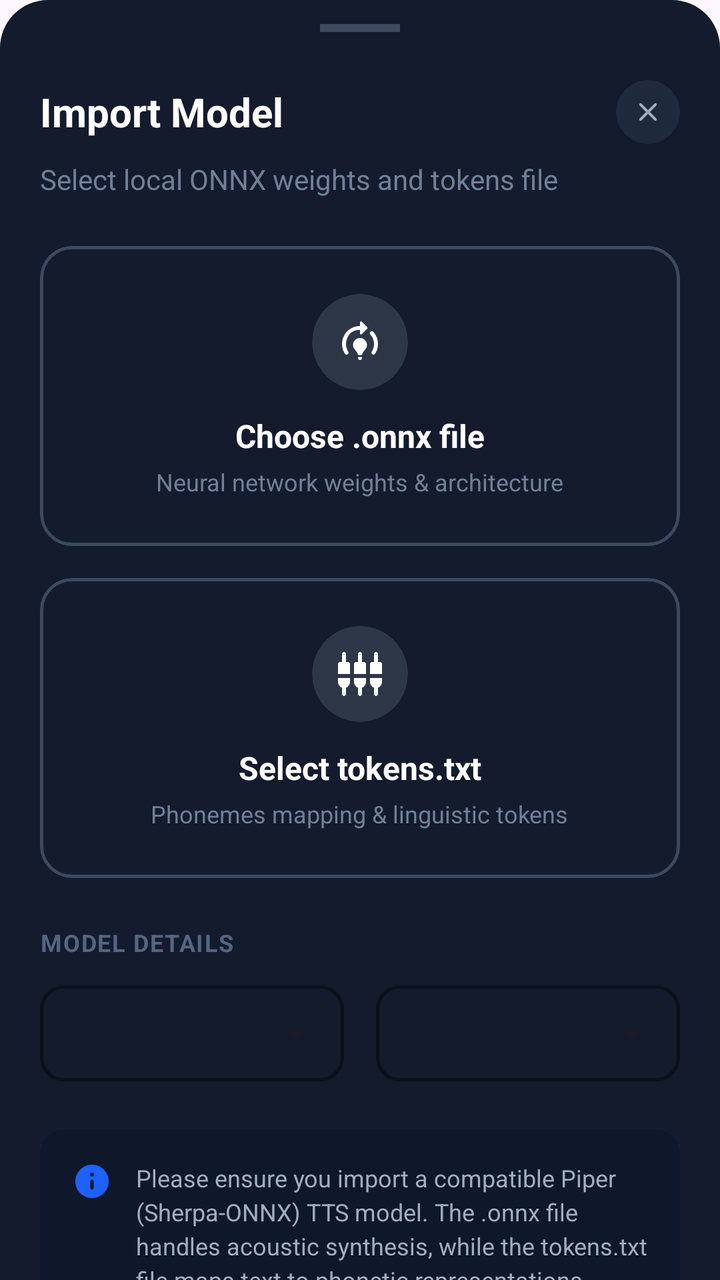
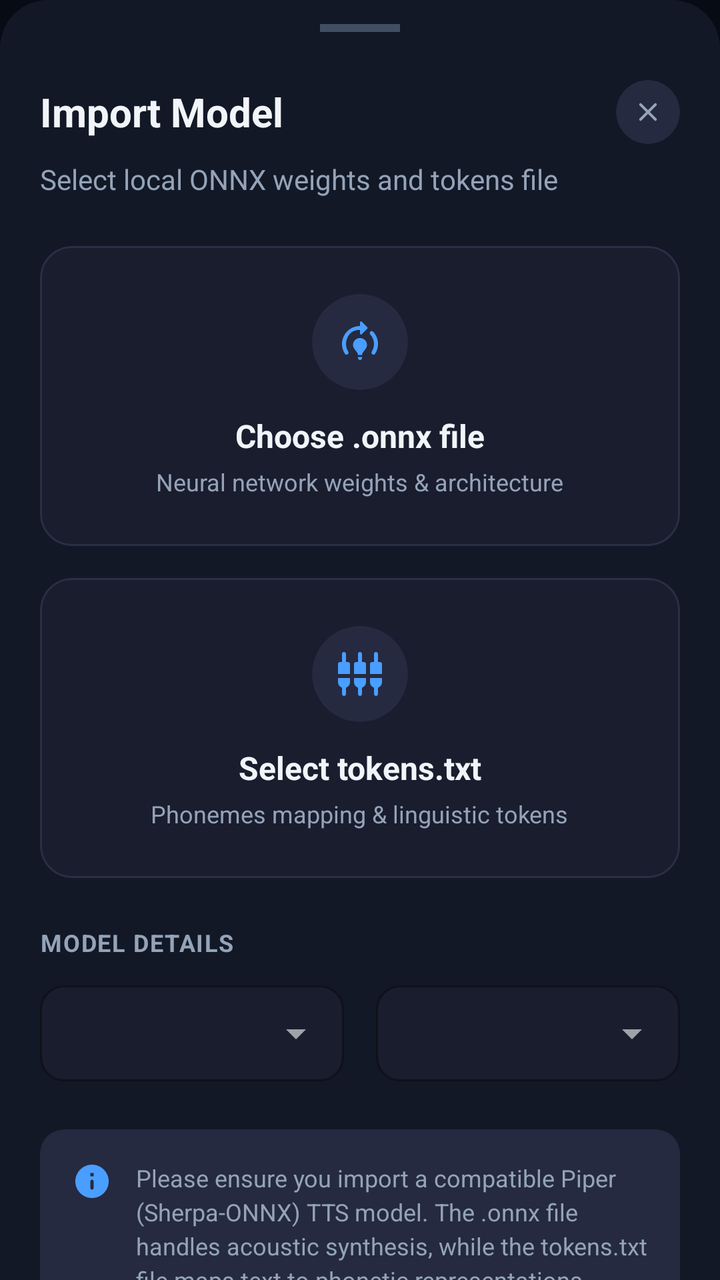

Two renders of the same Android screen: before a commit and after it. Below are the layout's source before the change and the commit's diff.
<!-- AndroidManifest.xml: application theme AppTheme -->
<!-- res/layout/dialog_import_model.xml -->
<androidx.core.widget.NestedScrollView
	xmlns:android="http://schemas.android.com/apk/res/android"
	xmlns:app="http://schemas.android.com/apk/res-auto"
	xmlns:tools="http://schemas.android.com/tools"
	android:layout_width="match_parent"
	android:layout_height="wrap_content"
	android:background="@drawable/bg_bottom_sheet"
	android:fillViewport="true">
	<LinearLayout
		android:id="@+id/linear2"
		android:layout_width="match_parent"
		android:layout_height="wrap_content"
		android:paddingTop="12dp"
		android:paddingBottom="48dp"
		android:orientation="vertical"
		android:paddingStart="20dp"
		android:paddingEnd="20dp">
		<View
			android:id="@+id/view7"
			android:layout_width="40dp"
			android:layout_height="4dp"
			android:layout_marginBottom="24dp"
			android:background="#3E495E"
			android:layout_gravity="center_horizontal" />
		<RelativeLayout
			android:id="@+id/relativelayout2"
			android:layout_width="match_parent"
			android:layout_height="wrap_content"
			android:layout_marginBottom="8dp">
			<TextView
				android:id="@+id/textview10"
				android:layout_width="wrap_content"
				android:layout_height="wrap_content"
				android:text="Import Model"
				android:textSize="20sp"
				android:textStyle="bold"
				android:textColor="#FFFFFF"
				android:focusable="false"
				android:layout_centerVertical="true" />
			<com.google.android.material.card.MaterialCardView
				android:id="@+id/btn_close"
				android:layout_width="32dp"
				android:layout_height="32dp"
				app:cardBackgroundColor="#1E293B"
				app:cardCornerRadius="16dp"
				app:strokeWidth="0dp"
				android:layout_alignParentEnd="true"
				android:layout_centerVertical="true">
				<ImageView
					android:id="@+id/imageview7"
					android:layout_width="match_parent"
					android:layout_height="match_parent"
					android:padding="8dp"
					android:src="@drawable/ic_close"
					android:scaleType="fitCenter"
					android:focusable="false"
					app:tint="#A0AEC0" />
			</com.google.android.material.card.MaterialCardView>
		</RelativeLayout>
		<TextView
			android:id="@+id/textview11"
			android:layout_width="wrap_content"
			android:layout_height="wrap_content"
			android:layout_marginBottom="24dp"
			android:text="Select local ONNX weights and tokens file"
			android:textSize="14sp"
			android:textColor="#718096"
			android:focusable="false" />
		<com.google.android.material.card.MaterialCardView
			android:id="@+id/btn_choose_onnx"
			android:layout_width="match_parent"
			android:layout_height="wrap_content"
			android:layout_marginBottom="16dp"
			app:cardBackgroundColor="#131B2D"
			app:cardCornerRadius="16dp"
			app:cardElevation="0dp"
			app:strokeColor="#3E495E"
			app:strokeWidth="1.5dp">
			<LinearLayout
				android:id="@+id/linear8"
				android:layout_width="match_parent"
				android:layout_height="wrap_content"
				android:padding="24dp"
				android:gravity="center_horizontal|center_vertical"
				android:orientation="vertical">
				<com.google.android.material.card.MaterialCardView
					android:id="@+id/cardview5"
					android:layout_width="48dp"
					android:layout_height="48dp"
					app:cardBackgroundColor="#2D3748"
					app:cardCornerRadius="24dp"
					app:strokeWidth="0dp">
					<ImageView
						android:id="@+id/imageview8"
						android:layout_width="match_parent"
						android:layout_height="match_parent"
						android:padding="12dp"
						android:src="@drawable/icon_model_selected"
						android:scaleType="fitCenter"
						android:focusable="false"
						app:tint="#FFFFFF" />
				</com.google.android.material.card.MaterialCardView>
				<TextView
					android:id="@+id/onnx_name_tv"
					android:layout_width="wrap_content"
					android:layout_height="wrap_content"
					android:layout_marginTop="12dp"
					android:text="Choose .onnx file"
					android:textSize="16sp"
					android:textStyle="bold"
					android:textColor="#FFFFFF"
					android:focusable="false" />
				<TextView
					android:id="@+id/textview13"
					android:layout_width="wrap_content"
					android:layout_height="wrap_content"
					android:layout_marginTop="4dp"
					android:text="Neural network weights &amp; architecture"
					android:textSize="12sp"
					android:textColor="#718096"
					android:focusable="false" />
			</LinearLayout>
		</com.google.android.material.card.MaterialCardView>
		<com.google.android.material.card.MaterialCardView
			android:id="@+id/btn_select_tokens"
			android:layout_width="match_parent"
			android:layout_height="wrap_content"
			android:layout_marginBottom="24dp"
			app:cardBackgroundColor="#131B2D"
			app:cardCornerRadius="16dp"
			app:cardElevation="0dp"
			app:strokeColor="#3E495E"
			app:strokeWidth="1.5dp">
			<LinearLayout
				android:id="@+id/linear10"
				android:layout_width="match_parent"
				android:layout_height="wrap_content"
				android:padding="24dp"
				android:gravity="center_horizontal|center_vertical"
				android:orientation="vertical">
				<com.google.android.material.card.MaterialCardView
					android:id="@+id/cardview7"
					android:layout_width="48dp"
					android:layout_height="48dp"
					app:cardBackgroundColor="#2D3748"
					app:cardCornerRadius="24dp"
					app:strokeWidth="0dp">
					<ImageView
						android:id="@+id/imageview10"
						android:layout_width="match_parent"
						android:layout_height="match_parent"
						android:padding="12dp"
						android:src="@drawable/ic_settings_list"
						android:scaleType="fitCenter"
						android:focusable="false"
						app:tint="#FFFFFF" />
				</com.google.android.material.card.MaterialCardView>
				<TextView
					android:id="@+id/tokens_txt_tv"
					android:layout_width="wrap_content"
					android:layout_height="wrap_content"
					android:layout_marginTop="12dp"
					android:text="Select tokens.txt"
					android:textSize="16sp"
					android:textStyle="bold"
					android:textColor="#FFFFFF"
					android:focusable="false" />
				<TextView
					android:id="@+id/textview16"
					android:layout_width="wrap_content"
					android:layout_height="wrap_content"
					android:layout_marginTop="4dp"
					android:text="Phonemes mapping &amp; linguistic tokens"
					android:textSize="12sp"
					android:textColor="#718096"
					android:focusable="false" />
			</LinearLayout>
		</com.google.android.material.card.MaterialCardView>
		<TextView
			android:id="@+id/textview2"
			android:layout_width="wrap_content"
			android:layout_height="wrap_content"
			android:layout_marginBottom="8dp"
			android:text="MODEL DETAILS"
			android:textSize="12sp"
			android:textStyle="bold"
			android:textColor="#566580"
			android:focusable="false"
			android:letterSpacing="0.05" />
		<LinearLayout
			android:id="@+id/linear4"
			android:layout_width="match_parent"
			android:layout_height="wrap_content"
			android:layout_marginBottom="24dp"
			android:orientation="horizontal"
			android:baselineAligned="false">
			<LinearLayout
				android:id="@+id/linear5"
				android:layout_width="0dp"
				android:layout_height="wrap_content"
				android:orientation="vertical"
				android:layout_weight="1"
				android:layout_marginEnd="8dp">
				<com.google.android.material.textfield.TextInputLayout
					android:id="@+id/textinputlayout3"
					android:layout_width="match_parent"
					android:layout_height="wrap_content"
					style="@style/Widget.MaterialComponents.TextInputLayout.OutlinedBox.ExposedDropdownMenu"
					app:boxBackgroundColor="#131B2D"
					app:boxStrokeColor="#1E293B"
					app:boxStrokeWidth="1.5dp"
					app:boxCornerRadiusTopStart="12dp"
					app:boxCornerRadiusTopEnd="12dp"
					app:boxCornerRadiusBottomStart="12dp"
					app:boxCornerRadiusBottomEnd="12dp"
					app:hintTextColor="#718096">
					<AutoCompleteTextView
						android:id="@+id/dropdown_lang"
						android:layout_width="match_parent"
						android:layout_height="match_parent"
						android:paddingTop="14dp"
						android:paddingBottom="14dp"
						android:textSize="14sp"
						android:textColor="#FFFFFF"
						android:focusable="false"
						android:popupBackground="#1E293B" />
				</com.google.android.material.textfield.TextInputLayout>
			</LinearLayout>
			<LinearLayout
				android:id="@+id/linear6"
				android:layout_width="0dp"
				android:layout_height="wrap_content"
				android:orientation="vertical"
				android:layout_weight="1"
				android:layout_marginStart="8dp">
				<com.google.android.material.textfield.TextInputLayout
					android:id="@+id/textinputlayout4"
					android:layout_width="match_parent"
					android:layout_height="wrap_content"
					style="@style/Widget.MaterialComponents.TextInputLayout.OutlinedBox.ExposedDropdownMenu"
					app:boxBackgroundColor="#131B2D"
					app:boxStrokeColor="#1E293B"
					app:boxStrokeWidth="1.5dp"
					app:boxCornerRadiusTopStart="12dp"
					app:boxCornerRadiusTopEnd="12dp"
					app:boxCornerRadiusBottomStart="12dp"
					app:boxCornerRadiusBottomEnd="12dp"
					app:hintTextColor="#718096">
					<AutoCompleteTextView
						android:id="@+id/dropdown_gender"
						android:layout_width="match_parent"
						android:layout_height="match_parent"
						android:paddingTop="14dp"
						android:paddingBottom="14dp"
						android:textSize="14sp"
						android:textColor="#FFFFFF"
						android:focusable="false"
						android:popupBackground="#1E293B" />
				</com.google.android.material.textfield.TextInputLayout>
			</LinearLayout>
		</LinearLayout>
		<com.google.android.material.card.MaterialCardView
			android:id="@+id/cardview8"
			android:layout_width="match_parent"
			android:layout_height="wrap_content"
			android:layout_marginBottom="28dp"
			app:cardBackgroundColor="#0F172A"
			app:cardCornerRadius="12dp"
			app:strokeWidth="0dp">
			<LinearLayout
				android:id="@+id/linear11"
				android:layout_width="match_parent"
				android:layout_height="wrap_content"
				android:padding="16dp"
				android:orientation="horizontal">
				<ImageView
					android:id="@+id/imageview11"
					android:layout_width="20dp"
					android:layout_height="20dp"
					android:src="@drawable/ic_info"
					android:scaleType="fitCenter"
					android:focusable="false"
					app:tint="#1D61FF" />
				<TextView
					android:id="@+id/info_tv"
					android:layout_width="0dp"
					android:layout_height="wrap_content"
					android:text="Please ensure you import a compatible Piper (Sherpa-ONNX) TTS model. The .onnx file handles acoustic synthesis, while the tokens.txt file maps text to phonetic representations. Importing other ONNX models (like Kokoro) is not supported and may cause the app to crash"
					android:textSize="12sp"
					android:textColor="#A0AEC0"
					android:layout_weight="1"
					android:focusable="false"
					android:layout_marginStart="12dp"
					android:lineSpacingExtra="3dp" />
			</LinearLayout>
		</com.google.android.material.card.MaterialCardView>
		<com.google.android.material.card.MaterialCardView
			android:id="@+id/btn_import_to_library"
			android:layout_width="match_parent"
			android:layout_height="54dp"
			app:cardBackgroundColor="#1D61FF"
			app:cardCornerRadius="27dp"
			app:cardElevation="0dp"
			app:strokeWidth="0dp">
			<LinearLayout
				android:id="@+id/linear12"
				android:layout_width="match_parent"
				android:layout_height="match_parent"
				android:gravity="center_horizontal|center_vertical"
				android:orientation="horizontal">
				<ImageView
					android:id="@+id/imageview12"
					android:layout_width="24dp"
					android:layout_height="24dp"
					android:src="@drawable/ic_download"
					android:scaleType="fitCenter"
					android:focusable="false"
					app:tint="#FFFFFF" />
				<TextView
					android:id="@+id/textview18"
					android:layout_width="wrap_content"
					android:layout_height="wrap_content"
					android:text="Import to Library"
					android:textSize="18sp"
					android:textStyle="bold"
					android:textColor="#FFFFFF"
					android:focusable="false"
					android:layout_marginStart="12dp" />
			</LinearLayout>
		</com.google.android.material.card.MaterialCardView>
	</LinearLayout>
</androidx.core.widget.NestedScrollView>
<!-- resources referenced by this layout -->
<resources>
  <!-- drawable bg_bottom_sheet (drawable) -->
  <?xml version="1.0" encoding="utf-8"?>
  <shape xmlns:android="http://schemas.android.com/apk/res/android" android:shape="rectangle">
      <solid android:color="#131B2D" /> 
      
      <corners
          android:topLeftRadius="24dp"
          android:topRightRadius="24dp"
          android:bottomLeftRadius="0dp"
          android:bottomRightRadius="0dp" />
  </shape>
  <!-- drawable ic_close (drawable-xhdpi) -->
  <?xml version='1.0' encoding='UTF-8' standalone='yes' ?>
  <vector xmlns:android="http://schemas.android.com/apk/res/android" android:width="48dp" android:height="48dp" android:viewportWidth="24.0" android:viewportHeight="24.0"><path android:pathData="M18.3 5.71a.996.996 0 0 0-1.41 0L12 10.59L7.11 5.7A.996.996 0 1 0 5.7 7.11L10.59 12L5.7 16.89a.996.996 0 1 0 1.41 1.41L12 13.41l4.89 4.89a.996.996 0 1 0 1.41-1.41L13.41 12l4.89-4.89c.38-.38.38-1.02 0-1.4z" android:fillColor="#9E9E9E" /></vector>
  <!-- drawable ic_download (drawable-xhdpi) -->
  <?xml version='1.0' encoding='UTF-8' standalone='yes' ?>
  <vector xmlns:android="http://schemas.android.com/apk/res/android" android:width="48dp" android:height="48dp" android:viewportWidth="24.0" android:viewportHeight="24.0"><path android:pathData="M16.59 9H15V4c0-.55-.45-1-1-1h-4c-.55 0-1 .45-1 1v5H7.41c-.89 0-1.34 1.08-.71 1.71l4.59 4.59c.39.39 1.02.39 1.41 0l4.59-4.59c.63-.63.19-1.71-.7-1.71zM5 19c0 .55.45 1 1 1h12c.55 0 1-.45 1-1s-.45-1-1-1H6c-.55 0-1 .45-1 1z" android:fillColor="#9E9E9E" /></vector>
  <!-- drawable ic_info (drawable-xhdpi) -->
  <?xml version='1.0' encoding='UTF-8' standalone='yes' ?>
  <vector xmlns:android="http://schemas.android.com/apk/res/android" android:width="48dp" android:height="48dp" android:viewportWidth="24.0" android:viewportHeight="24.0"><path android:pathData="M12 2C6.48 2 2 6.48 2 12s4.48 10 10 10s10-4.48 10-10S17.52 2 12 2zm0 15c-.55 0-1-.45-1-1v-4c0-.55.45-1 1-1s1 .45 1 1v4c0 .55-.45 1-1 1zm1-8h-2V7h2v2z" android:fillColor="#9E9E9E" /></vector>
  <!-- drawable ic_settings_list (drawable-xhdpi) -->
  <?xml version='1.0' encoding='UTF-8' standalone='yes' ?>
  <vector xmlns:android="http://schemas.android.com/apk/res/android" android:width="48dp" android:height="48dp" android:viewportWidth="24.0" android:viewportHeight="24.0"><path android:pathData="M5 2c0-.55-.45-1-1-1s-1 .45-1 1v4H2c-.55 0-1 .45-1 1v5h6V7c0-.55-.45-1-1-1H5V2zm4 14c0 1.3.84 2.4 2 2.82V22c0 .55.45 1 1 1s1-.45 1-1v-3.18c1.16-.41 2-1.51 2-2.82v-2H9v2zm-8 0c0 1.3.84 2.4 2 2.82V22c0 .55.45 1 1 1s1-.45 1-1v-3.18C6.16 18.4 7 17.3 7 16v-2H1v2zM21 6V2c0-.55-.45-1-1-1s-1 .45-1 1v4h-1c-.55 0-1 .45-1 1v5h6V7c0-.55-.45-1-1-1h-1zm-8-4c0-.55-.45-1-1-1s-1 .45-1 1v4h-1c-.55 0-1 .45-1 1v5h6V7c0-.55-.45-1-1-1h-1V2zm4 14c0 1.3.84 2.4 2 2.82V22c0 .55.45 1 1 1s1-.45 1-1v-3.18c1.16-.41 2-1.51 2-2.82v-2h-6v2z" android:fillColor="#9E9E9E" /></vector>
  <!-- drawable icon_model_selected (drawable-xhdpi) -->
  <?xml version='1.0' encoding='UTF-8' standalone='yes' ?>
  <vector xmlns:android="http://schemas.android.com/apk/res/android" android:width="48dp" android:height="48dp" android:viewportWidth="24.0" android:viewportHeight="24.0"><path android:pathData="M15.5 13.5c0 2-2.5 3.5-2.5 5h-2c0-1.5-2.5-3-2.5-5c0-1.93 1.57-3.5 3.5-3.5s3.5 1.57 3.5 3.5zm-2.5 6h-2v.5c0 .55.45 1 1 1s1-.45 1-1v-.5zm6-6.5c0 1.39-.41 2.69-1.12 3.78a1 1 0 0 0 .14 1.24c.44.44 1.2.38 1.54-.15A8.9 8.9 0 0 0 21 13c0-2.36-.91-4.51-2.4-6.12c-.39-.42-1.05-.43-1.45-.03c-.38.38-.38.99-.02 1.39A6.97 6.97 0 0 1 19 13zm-3.35-8.35l-2.79-2.79a.501.501 0 0 0-.86.35V4a9 9 0 0 0-7.56 13.88c.34.53 1.1.59 1.54.15c.33-.33.39-.84.14-1.23c-1.39-2.15-1.64-5.1.13-8C7.45 6.85 9.71 5.81 12 6v1.79c0 .45.54.67.85.35l2.79-2.79c.2-.19.2-.51.01-.7z" android:fillColor="#9E9E9E" /></vector>
  <style name="AppTheme" parent="Theme.Material3.DayNight.NoActionBar">
  
          
          <item name="android:statusBarColor">#0B1220</item>
          <item name="android:navigationBarColor">#0B1220</item>
          <item name="android:windowLightStatusBar">false</item>
  
          
          <item name="colorControlActivated">#6750A4</item>
  
      </style>
</resources>

<!-- the commit's change to res/layout/dialog_import_model.xml (unified diff, before → after) -->
@@ -6,6 +6,7 @@
 	android:layout_height="wrap_content"
 	android:background="@drawable/bg_bottom_sheet"
 	android:fillViewport="true">
+	
 	<LinearLayout
 		android:id="@+id/linear2"
 		android:layout_width="match_parent"
@@ -15,18 +16,21 @@
 		android:orientation="vertical"
 		android:paddingStart="20dp"
 		android:paddingEnd="20dp">
+		
 		<View
 			android:id="@+id/view7"
 			android:layout_width="40dp"
 			android:layout_height="4dp"
 			android:layout_marginBottom="24dp"
-			android:background="#3E495E"
+			android:background="#414D63"
 			android:layout_gravity="center_horizontal" />
+			
 		<RelativeLayout
 			android:id="@+id/relativelayout2"
 			android:layout_width="match_parent"
 			android:layout_height="wrap_content"
 			android:layout_marginBottom="8dp">
+			
 			<TextView
 				android:id="@+id/textview10"
 				android:layout_width="wrap_content"
@@ -34,14 +38,15 @@
 				android:text="Import Model"
 				android:textSize="20sp"
 				android:textStyle="bold"
-				android:textColor="#FFFFFF"
+				android:textColor="#F1F5F9"
 				android:focusable="false"
 				android:layout_centerVertical="true" />
+				
 			<com.google.android.material.card.MaterialCardView
 				android:id="@+id/btn_close"
 				android:layout_width="32dp"
 				android:layout_height="32dp"
-				app:cardBackgroundColor="#1E293B"
+				app:cardBackgroundColor="#252A40"
 				app:cardCornerRadius="16dp"
 				app:strokeWidth="0dp"
 				android:layout_alignParentEnd="true"
@@ -54,9 +59,10 @@
 					android:src="@drawable/ic_close"
 					android:scaleType="fitCenter"
 					android:focusable="false"
-					app:tint="#A0AEC0" />
+					app:tint="#94A3B8" />
 			</com.google.android.material.card.MaterialCardView>
 		</RelativeLayout>
+		
 		<TextView
 			android:id="@+id/textview11"
 			android:layout_width="wrap_content"
@@ -64,18 +70,19 @@
 			android:layout_marginBottom="24dp"
 			android:text="Select local ONNX weights and tokens file"
 			android:textSize="14sp"
-			android:textColor="#718096"
+			android:textColor="#94A3B8"
 			android:focusable="false" />
+			
 		<com.google.android.material.card.MaterialCardView
 			android:id="@+id/btn_choose_onnx"
 			android:layout_width="match_parent"
 			android:layout_height="wrap_content"
 			android:layout_marginBottom="16dp"
-			app:cardBackgroundColor="#131B2D"
+			app:cardBackgroundColor="#1A1D2E"
 			app:cardCornerRadius="16dp"
 			app:cardElevation="0dp"
-			app:strokeColor="#3E495E"
-			app:strokeWidth="1.5dp">
+			app:strokeColor="#2A2F45"
+			app:strokeWidth="1dp">
 			<LinearLayout
 				android:id="@+id/linear8"
 				android:layout_width="match_parent"
@@ -87,7 +94,7 @@
 					android:id="@+id/cardview5"
 					android:layout_width="48dp"
 					android:layout_height="48dp"
-					app:cardBackgroundColor="#2D3748"
+					app:cardBackgroundColor="#252A40"
 					app:cardCornerRadius="24dp"
 					app:strokeWidth="0dp">
 					<ImageView
@@ -98,7 +105,7 @@
 						android:src="@drawable/icon_model_selected"
 						android:scaleType="fitCenter"
 						android:focusable="false"
-						app:tint="#FFFFFF" />
+						app:tint="#4A9EFF" />
 				</com.google.android.material.card.MaterialCardView>
 				<TextView
 					android:id="@+id/onnx_name_tv"
@@ -108,7 +115,7 @@
 					android:text="Choose .onnx file"
 					android:textSize="16sp"
 					android:textStyle="bold"
-					android:textColor="#FFFFFF"
+					android:textColor="#F1F5F9"
 					android:focusable="false" />
 				<TextView
 					android:id="@+id/textview13"
@@ -117,20 +124,21 @@
 					android:layout_marginTop="4dp"
 					android:text="Neural network weights &amp; architecture"
 					android:textSize="12sp"
-					android:textColor="#718096"
+					android:textColor="#94A3B8"
 					android:focusable="false" />
 			</LinearLayout>
 		</com.google.android.material.card.MaterialCardView>
+		
 		<com.google.android.material.card.MaterialCardView
 			android:id="@+id/btn_select_tokens"
 			android:layout_width="match_parent"
 			android:layout_height="wrap_content"
 			android:layout_marginBottom="24dp"
-			app:cardBackgroundColor="#131B2D"
+			app:cardBackgroundColor="#1A1D2E"
 			app:cardCornerRadius="16dp"
 			app:cardElevation="0dp"
-			app:strokeColor="#3E495E"
-			app:strokeWidth="1.5dp">
+			app:strokeColor="#2A2F45"
+			app:strokeWidth="1dp">
 			<LinearLayout
 				android:id="@+id/linear10"
 				android:layout_width="match_parent"
@@ -142,7 +150,7 @@
 					android:id="@+id/cardview7"
 					android:layout_width="48dp"
 					android:layout_height="48dp"
-					app:cardBackgroundColor="#2D3748"
+					app:cardBackgroundColor="#252A40"
 					app:cardCornerRadius="24dp"
 					app:strokeWidth="0dp">
 					<ImageView
@@ -153,7 +161,7 @@
 						android:src="@drawable/ic_settings_list"
 						android:scaleType="fitCenter"
 						android:focusable="false"
-						app:tint="#FFFFFF" />
+						app:tint="#4A9EFF" />
 				</com.google.android.material.card.MaterialCardView>
 				<TextView
 					android:id="@+id/tokens_txt_tv"
@@ -163,7 +171,7 @@
 					android:text="Select tokens.txt"
 					android:textSize="16sp"
 					android:textStyle="bold"
-					android:textColor="#FFFFFF"
+					android:textColor="#F1F5F9"
 					android:focusable="false" />
 				<TextView
 					android:id="@+id/textview16"
@@ -172,10 +180,11 @@
 					android:layout_marginTop="4dp"
 					android:text="Phonemes mapping &amp; linguistic tokens"
 					android:textSize="12sp"
-					android:textColor="#718096"
+					android:textColor="#94A3B8"
 					android:focusable="false" />
 			</LinearLayout>
 		</com.google.android.material.card.MaterialCardView>
+		
 		<TextView
 			android:id="@+id/textview2"
 			android:layout_width="wrap_content"
@@ -184,9 +193,10 @@
 			android:text="MODEL DETAILS"
 			android:textSize="12sp"
 			android:textStyle="bold"
-			android:textColor="#566580"
+			android:textColor="#94A3B8"
 			android:focusable="false"
 			android:letterSpacing="0.05" />
+			
 		<LinearLayout
 			android:id="@+id/linear4"
 			android:layout_width="match_parent"
@@ -194,6 +204,7 @@
 			android:layout_marginBottom="24dp"
 			android:orientation="horizontal"
 			android:baselineAligned="false">
+			
 			<LinearLayout
 				android:id="@+id/linear5"
 				android:layout_width="0dp"
@@ -206,14 +217,14 @@
 					android:layout_width="match_parent"
 					android:layout_height="wrap_content"
 					style="@style/Widget.MaterialComponents.TextInputLayout.OutlinedBox.ExposedDropdownMenu"
-					app:boxBackgroundColor="#131B2D"
-					app:boxStrokeColor="#1E293B"
-					app:boxStrokeWidth="1.5dp"
+					app:boxBackgroundColor="#1A1D2E"
+					app:boxStrokeColor="#2A2F45"
+					app:boxStrokeWidth="1dp"
 					app:boxCornerRadiusTopStart="12dp"
 					app:boxCornerRadiusTopEnd="12dp"
 					app:boxCornerRadiusBottomStart="12dp"
 					app:boxCornerRadiusBottomEnd="12dp"
-					app:hintTextColor="#718096">
+					app:hintTextColor="#94A3B8">
 					<AutoCompleteTextView
 						android:id="@+id/dropdown_lang"
 						android:layout_width="match_parent"
@@ -221,11 +232,12 @@
 						android:paddingTop="14dp"
 						android:paddingBottom="14dp"
 						android:textSize="14sp"
-						android:textColor="#FFFFFF"
+						android:textColor="#F1F5F9"
 						android:focusable="false"
-						android:popupBackground="#1E293B" />
+						android:popupBackground="#1A1D2E" />
 				</com.google.android.material.textfield.TextInputLayout>
 			</LinearLayout>
+			
 			<LinearLayout
 				android:id="@+id/linear6"
 				android:layout_width="0dp"
@@ -238,14 +250,14 @@
 					android:layout_width="match_parent"
 					android:layout_height="wrap_content"
 					style="@style/Widget.MaterialComponents.TextInputLayout.OutlinedBox.ExposedDropdownMenu"
-					app:boxBackgroundColor="#131B2D"
-					app:boxStrokeColor="#1E293B"
-					app:boxStrokeWidth="1.5dp"
+					app:boxBackgroundColor="#1A1D2E"
+					app:boxStrokeColor="#2A2F45"
+					app:boxStrokeWidth="1dp"
 					app:boxCornerRadiusTopStart="12dp"
 					app:boxCornerRadiusTopEnd="12dp"
 					app:boxCornerRadiusBottomStart="12dp"
 					app:boxCornerRadiusBottomEnd="12dp"
-					app:hintTextColor="#718096">
+					app:hintTextColor="#94A3B8">
 					<AutoCompleteTextView
 						android:id="@+id/dropdown_gender"
 						android:layout_width="match_parent"
@@ -253,18 +265,19 @@
 						android:paddingTop="14dp"
 						android:paddingBottom="14dp"
 						android:textSize="14sp"
-						android:textColor="#FFFFFF"
+						android:textColor="#F1F5F9"
 						android:focusable="false"
-						android:popupBackground="#1E293B" />
+						android:popupBackground="#1A1D2E" />
 				</com.google.android.material.textfield.TextInputLayout>
 			</LinearLayout>
 		</LinearLayout>
+		
 		<com.google.android.material.card.MaterialCardView
 			android:id="@+id/cardview8"
 			android:layout_width="match_parent"
 			android:layout_height="wrap_content"
 			android:layout_marginBottom="28dp"
-			app:cardBackgroundColor="#0F172A"
+			app:cardBackgroundColor="#252A40"
 			app:cardCornerRadius="12dp"
 			app:strokeWidth="0dp">
 			<LinearLayout
@@ -280,25 +293,26 @@
 					android:src="@drawable/ic_info"
 					android:scaleType="fitCenter"
 					android:focusable="false"
-					app:tint="#1D61FF" />
+					app:tint="#4A9EFF" />
 				<TextView
 					android:id="@+id/info_tv"
 					android:layout_width="0dp"
 					android:layout_height="wrap_content"
 					android:text="Please ensure you import a compatible Piper (Sherpa-ONNX) TTS model. The .onnx file handles acoustic synthesis, while the tokens.txt file maps text to phonetic representations. Importing other ONNX models (like Kokoro) is not supported and may cause the app to crash"
 					android:textSize="12sp"
-					android:textColor="#A0AEC0"
+					android:textColor="#94A3B8"
 					android:layout_weight="1"
 					android:focusable="false"
 					android:layout_marginStart="12dp"
 					android:lineSpacingExtra="3dp" />
 			</LinearLayout>
 		</com.google.android.material.card.MaterialCardView>
+		
 		<com.google.android.material.card.MaterialCardView
 			android:id="@+id/btn_import_to_library"
 			android:layout_width="match_parent"
 			android:layout_height="54dp"
-			app:cardBackgroundColor="#1D61FF"
+			app:cardBackgroundColor="#4A9EFF"
 			app:cardCornerRadius="27dp"
 			app:cardElevation="0dp"
 			app:strokeWidth="0dp">
<!-- resource entries referenced after the edit -->
@@ -3,7 +3,7 @@
   <!-- drawable bg_bottom_sheet (drawable) -->
   <?xml version="1.0" encoding="utf-8"?>
   <shape xmlns:android="http://schemas.android.com/apk/res/android" android:shape="rectangle">
-      <solid android:color="#131B2D" /> 
+      <solid android:color="#121826" />
       
       <corners
           android:topLeftRadius="24dp"
@@ -13,29 +13,50 @@
   </shape>
   <!-- drawable ic_close (drawable-xhdpi) -->
   <?xml version='1.0' encoding='UTF-8' standalone='yes' ?>
-  <vector xmlns:android="http://schemas.android.com/apk/res/android" android:width="48dp" android:height="48dp" android:viewportWidth="24.0" android:viewportHeight="24.0"><path android:pathData="M18.3 5.71a.996.996 0 0 0-1.41 0L12 10.59L7.11 5.7A.996.996 0 1 0 5.7 7.11L10.59 12L5.7 16.89a.996.996 0 1 0 1.41 1.41L12 13.41l4.89 4.89a.996.996 0 1 0 1.41-1.41L13.41 12l4.89-4.89c.38-.38.38-1.02 0-1.4z" android:fillColor="#9E9E9E" /></vector>
+  <vector xmlns:android="http://schemas.android.com/apk/res/android" android:width="48dp" android:height="48dp" android:viewportWidth="24.0" android:viewportHeight="24.0"><path android:pathData="M18.3 5.71a.996.996 0 0 0-1.41 0L12 10.59L7.11 5.7A.996.996 0 1 0 5.7 7.11L10.59 12L5.7 16.89a.996.996 0 1 0 1.41 1.41L12 13.41l4.89 4.89a.996.996 0 1 0 1.41-1.41L13.41 12l4.89-4.89c.38-.38.38-1.02 0-1.4z" android:fillColor="#94A3B8" /></vector>
   <!-- drawable ic_download (drawable-xhdpi) -->
   <?xml version='1.0' encoding='UTF-8' standalone='yes' ?>
-  <vector xmlns:android="http://schemas.android.com/apk/res/android" android:width="48dp" android:height="48dp" android:viewportWidth="24.0" android:viewportHeight="24.0"><path android:pathData="M16.59 9H15V4c0-.55-.45-1-1-1h-4c-.55 0-1 .45-1 1v5H7.41c-.89 0-1.34 1.08-.71 1.71l4.59 4.59c.39.39 1.02.39 1.41 0l4.59-4.59c.63-.63.19-1.71-.7-1.71zM5 19c0 .55.45 1 1 1h12c.55 0 1-.45 1-1s-.45-1-1-1H6c-.55 0-1 .45-1 1z" android:fillColor="#9E9E9E" /></vector>
+  <vector xmlns:android="http://schemas.android.com/apk/res/android" android:width="48dp" android:height="48dp" android:viewportWidth="24.0" android:viewportHeight="24.0"><path android:pathData="M16.59 9H15V4c0-.55-.45-1-1-1h-4c-.55 0-1 .45-1 1v5H7.41c-.89 0-1.34 1.08-.71 1.71l4.59 4.59c.39.39 1.02.39 1.41 0l4.59-4.59c.63-.63.19-1.71-.7-1.71zM5 19c0 .55.45 1 1 1h12c.55 0 1-.45 1-1s-.45-1-1-1H6c-.55 0-1 .45-1 1z" android:fillColor="#94A3B8" /></vector>
   <!-- drawable ic_info (drawable-xhdpi) -->
   <?xml version='1.0' encoding='UTF-8' standalone='yes' ?>
-  <vector xmlns:android="http://schemas.android.com/apk/res/android" android:width="48dp" android:height="48dp" android:viewportWidth="24.0" android:viewportHeight="24.0"><path android:pathData="M12 2C6.48 2 2 6.48 2 12s4.48 10 10 10s10-4.48 10-10S17.52 2 12 2zm0 15c-.55 0-1-.45-1-1v-4c0-.55.45-1 1-1s1 .45 1 1v4c0 .55-.45 1-1 1zm1-8h-2V7h2v2z" android:fillColor="#9E9E9E" /></vector>
+  <vector xmlns:android="http://schemas.android.com/apk/res/android" android:width="48dp" android:height="48dp" android:viewportWidth="24.0" android:viewportHeight="24.0"><path android:pathData="M12 2C6.48 2 2 6.48 2 12s4.48 10 10 10s10-4.48 10-10S17.52 2 12 2zm0 15c-.55 0-1-.45-1-1v-4c0-.55.45-1 1-1s1 .45 1 1v4c0 .55-.45 1-1 1zm1-8h-2V7h2v2z" android:fillColor="#94A3B8" /></vector>
   <!-- drawable ic_settings_list (drawable-xhdpi) -->
   <?xml version='1.0' encoding='UTF-8' standalone='yes' ?>
-  <vector xmlns:android="http://schemas.android.com/apk/res/android" android:width="48dp" android:height="48dp" android:viewportWidth="24.0" android:viewportHeight="24.0"><path android:pathData="M5 2c0-.55-.45-1-1-1s-1 .45-1 1v4H2c-.55 0-1 .45-1 1v5h6V7c0-.55-.45-1-1-1H5V2zm4 14c0 1.3.84 2.4 2 2.82V22c0 .55.45 1 1 1s1-.45 1-1v-3.18c1.16-.41 2-1.51 2-2.82v-2H9v2zm-8 0c0 1.3.84 2.4 2 2.82V22c0 .55.45 1 1 1s1-.45 1-1v-3.18C6.16 18.4 7 17.3 7 16v-2H1v2zM21 6V2c0-.55-.45-1-1-1s-1 .45-1 1v4h-1c-.55 0-1 .45-1 1v5h6V7c0-.55-.45-1-1-1h-1zm-8-4c0-.55-.45-1-1-1s-1 .45-1 1v4h-1c-.55 0-1 .45-1 1v5h6V7c0-.55-.45-1-1-1h-1V2zm4 14c0 1.3.84 2.4 2 2.82V22c0 .55.45 1 1 1s1-.45 1-1v-3.18c1.16-.41 2-1.51 2-2.82v-2h-6v2z" android:fillColor="#9E9E9E" /></vector>
+  <vector xmlns:android="http://schemas.android.com/apk/res/android" android:width="48dp" android:height="48dp" android:viewportWidth="24.0" android:viewportHeight="24.0"><path android:pathData="M5 2c0-.55-.45-1-1-1s-1 .45-1 1v4H2c-.55 0-1 .45-1 1v5h6V7c0-.55-.45-1-1-1H5V2zm4 14c0 1.3.84 2.4 2 2.82V22c0 .55.45 1 1 1s1-.45 1-1v-3.18c1.16-.41 2-1.51 2-2.82v-2H9v2zm-8 0c0 1.3.84 2.4 2 2.82V22c0 .55.45 1 1 1s1-.45 1-1v-3.18C6.16 18.4 7 17.3 7 16v-2H1v2zM21 6V2c0-.55-.45-1-1-1s-1 .45-1 1v4h-1c-.55 0-1 .45-1 1v5h6V7c0-.55-.45-1-1-1h-1zm-8-4c0-.55-.45-1-1-1s-1 .45-1 1v4h-1c-.55 0-1 .45-1 1v5h6V7c0-.55-.45-1-1-1h-1V2zm4 14c0 1.3.84 2.4 2 2.82V22c0 .55.45 1 1 1s1-.45 1-1v-3.18c1.16-.41 2-1.51 2-2.82v-2h-6v2z" android:fillColor="#94A3B8" /></vector>
   <!-- drawable icon_model_selected (drawable-xhdpi) -->
   <?xml version='1.0' encoding='UTF-8' standalone='yes' ?>
-  <vector xmlns:android="http://schemas.android.com/apk/res/android" android:width="48dp" android:height="48dp" android:viewportWidth="24.0" android:viewportHeight="24.0"><path android:pathData="M15.5 13.5c0 2-2.5 3.5-2.5 5h-2c0-1.5-2.5-3-2.5-5c0-1.93 1.57-3.5 3.5-3.5s3.5 1.57 3.5 3.5zm-2.5 6h-2v.5c0 .55.45 1 1 1s1-.45 1-1v-.5zm6-6.5c0 1.39-.41 2.69-1.12 3.78a1 1 0 0 0 .14 1.24c.44.44 1.2.38 1.54-.15A8.9 8.9 0 0 0 21 13c0-2.36-.91-4.51-2.4-6.12c-.39-.42-1.05-.43-1.45-.03c-.38.38-.38.99-.02 1.39A6.97 6.97 0 0 1 19 13zm-3.35-8.35l-2.79-2.79a.501.501 0 0 0-.86.35V4a9 9 0 0 0-7.56 13.88c.34.53 1.1.59 1.54.15c.33-.33.39-.84.14-1.23c-1.39-2.15-1.64-5.1.13-8C7.45 6.85 9.71 5.81 12 6v1.79c0 .45.54.67.85.35l2.79-2.79c.2-.19.2-.51.01-.7z" android:fillColor="#9E9E9E" /></vector>
-  <style name="AppTheme" parent="Theme.Material3.DayNight.NoActionBar">
+  <vector xmlns:android="http://schemas.android.com/apk/res/android" android:width="48dp" android:height="48dp" android:viewportWidth="24.0" android:viewportHeight="24.0"><path android:pathData="M15.5 13.5c0 2-2.5 3.5-2.5 5h-2c0-1.5-2.5-3-2.5-5c0-1.93 1.57-3.5 3.5-3.5s3.5 1.57 3.5 3.5zm-2.5 6h-2v.5c0 .55.45 1 1 1s1-.45 1-1v-.5zm6-6.5c0 1.39-.41 2.69-1.12 3.78a1 1 0 0 0 .14 1.24c.44.44 1.2.38 1.54-.15A8.9 8.9 0 0 0 21 13c0-2.36-.91-4.51-2.4-6.12c-.39-.42-1.05-.43-1.45-.03c-.38.38-.38.99-.02 1.39A6.97 6.97 0 0 1 19 13zm-3.35-8.35l-2.79-2.79a.501.501 0 0 0-.86.35V4a9 9 0 0 0-7.56 13.88c.34.53 1.1.59 1.54.15c.33-.33.39-.84.14-1.23c-1.39-2.15-1.64-5.1.13-8C7.45 6.85 9.71 5.81 12 6v1.79c0 .45.54.67.85.35l2.79-2.79c.2-.19.2-.51.01-.7z" android:fillColor="#94A3B8" /></vector>
+  <style name="AppTheme" parent="Theme.Material3.Dark.NoActionBar">
+  
+          <item name="colorPrimary">@color/colorPrimary</item>
+          <item name="colorOnPrimary">@color/colorOnPrimary</item>
+          <item name="colorSecondary">@color/colorSecondary</item>
+          <item name="colorOnSecondary">@color/colorOnPrimary</item>
+          <item name="colorSurface">@color/colorSurface</item>
+          <item name="colorSurfaceVariant">@color/colorSurfaceVariant</item>
+          <item name="colorOnSurface">@color/colorOnSurface</item>
+          <item name="colorOnBackground">@color/colorOnBackground</item>
+          <item name="colorAccent">@color/colorAccent</item>
   
           
-          <item name="android:statusBarColor">#0B1220</item>
-          <item name="android:navigationBarColor">#0B1220</item>
+          <item name="android:colorBackground">@color/colorBackground</item>
+          <item name="android:statusBarColor">@color/colorBackground</item>
+          <item name="android:navigationBarColor">@color/colorBackground</item>
+          <item name="android:windowBackground">@color/colorBackground</item>
           <item name="android:windowLightStatusBar">false</item>
+          <item name="android:windowLightNavigationBar">false</item>
   
-          
-          <item name="colorControlActivated">#6750A4</item>
+          <item name="colorControlActivated">@color/colorPrimary</item>
   
       </style>
+  <color name="colorPrimary">#00E5FF</color>
+  <color name="colorOnPrimary">#F8FAFC</color>
+  <color name="colorSecondary">#2979FF</color>
+  <color name="colorSurface">#121826</color>
+  <color name="colorSurfaceVariant">#1A2234</color>
+  <color name="colorOnSurface">#F8FAFC</color>
+  <color name="colorOnBackground">#F8FAFC</color>
+  <color name="colorAccent">#00E5FF</color>
+  <color name="colorBackground">#070B14</color>
 </resources>
 
